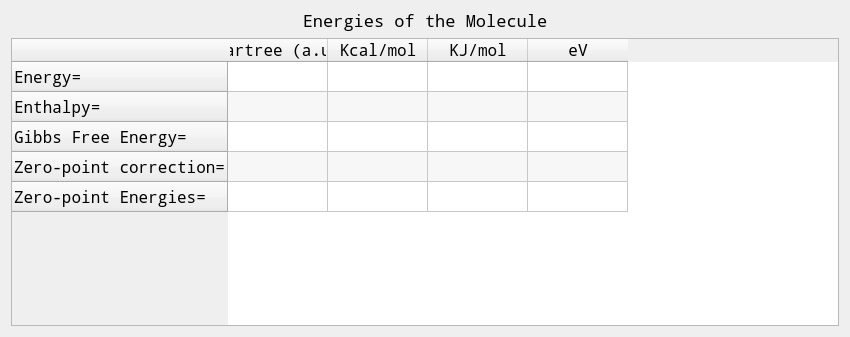
Old version of the form ui/ui_energy.ui in the repository moaz-elesawey/gaussian-spectrum-analyzer.
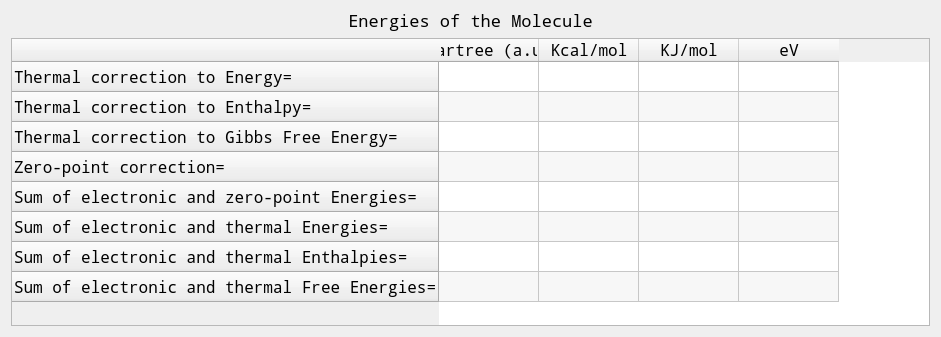
New version of the form.

Patch:
```diff
--- a/ui/ui_energy.ui
+++ b/ui/ui_energy.ui
@@ -6,7 +6,7 @@
    <rect>
     <x>0</x>
     <y>0</y>
-    <width>850</width>
+    <width>941</width>
     <height>337</height>
    </rect>
   </property>
@@ -69,17 +69,17 @@
      </attribute>
      <row>
       <property name="text">
-       <string>Energy=</string>
+       <string>Thermal correction to Energy=</string>
       </property>
      </row>
      <row>
       <property name="text">
-       <string>Enthalpy=</string>
+       <string>Thermal correction to Enthalpy=</string>
       </property>
      </row>
      <row>
       <property name="text">
-       <string>Gibbs Free Energy=</string>
+       <string>Thermal correction to Gibbs Free Energy=</string>
       </property>
      </row>
      <row>
@@ -89,7 +89,22 @@
      </row>
      <row>
       <property name="text">
-       <string>Zero-point Energies=</string>
+       <string>Sum of electronic and zero-point Energies=</string>
+      </property>
+     </row>
+     <row>
+      <property name="text">
+       <string>Sum of electronic and thermal Energies=</string>
+      </property>
+     </row>
+     <row>
+      <property name="text">
+       <string>Sum of electronic and thermal Enthalpies=</string>
+      </property>
+     </row>
+     <row>
+      <property name="text">
+       <string>Sum of electronic and thermal Free Energies=</string>
       </property>
      </row>
      <column>
```
